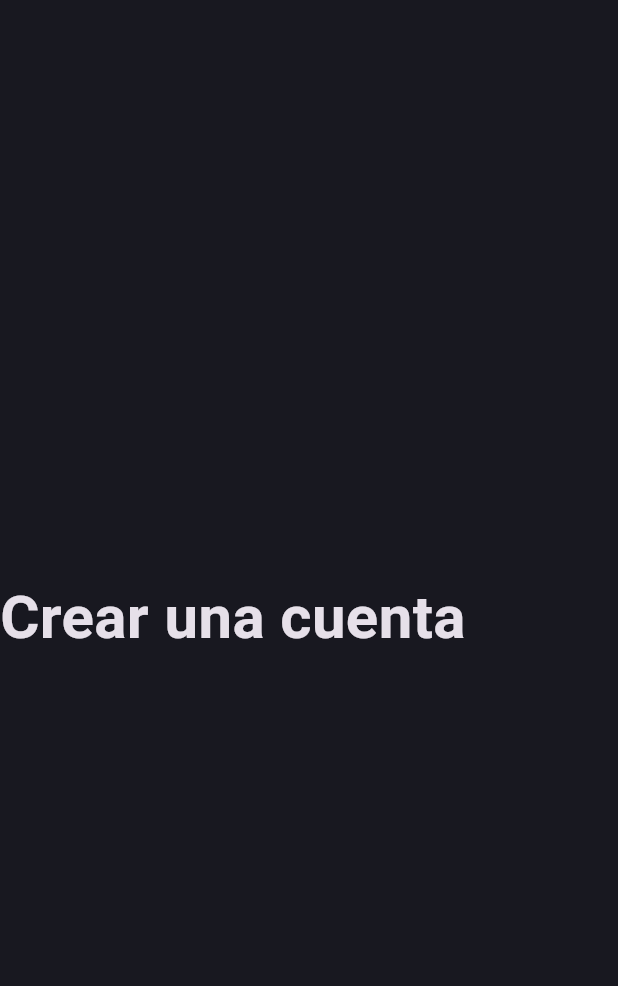
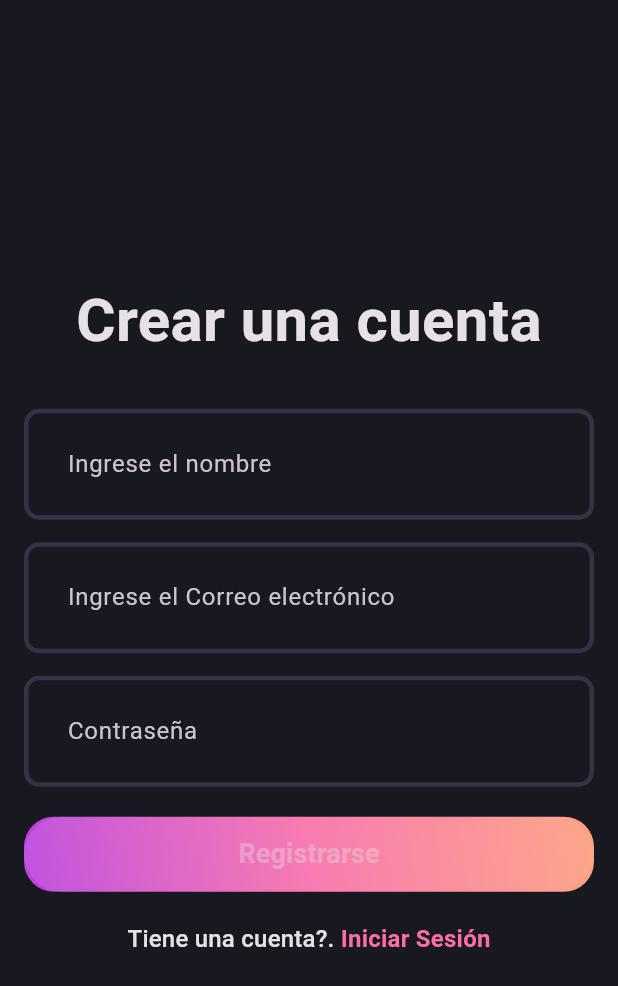
Before and after one commit to victorGh676/Blog_app, a Flutter app: the screen it shows after launch, on a phone screen of 412 x 824 dp. Shown: the top 986 px of the screen. Run offline on Flutter 3.47's test engine with Material 3 defaults, Android fonts, the phone set to English and light mode, and no system bars.

Commit message:
Iniciar Sesión

```diff
--- a/lib/core/theme/app_theme.dart
+++ b/lib/core/theme/app_theme.dart
@@ -2,7 +2,28 @@ import 'package:blog_app/core/theme/app_color_pallete.dart';
 import 'package:flutter/material.dart';
 
 class AppTheme {
+  // static final _border = OutlineInputBorder(
+  //       borderSide: const BorderSide(
+  //         color: AppColorPallete.borderColor,
+  //         width: 3,
+  //       ),
+  //       borderRadius: BorderRadius.circular(10),
+  //     );
+
+  static _border([Color color=AppColorPallete.borderColor]) => OutlineInputBorder(
+        borderSide: BorderSide(
+          color: color,
+          width: 3,
+        ),
+        borderRadius: BorderRadius.circular(10),
+      );
+
   static final dartThemeMode = ThemeData.dark().copyWith(
     scaffoldBackgroundColor: AppColorPallete.backgroundColor,
+    inputDecorationTheme: InputDecorationTheme(
+      contentPadding: const EdgeInsets.all(25),
+      enabledBorder: _border(),
+      focusedBorder: _border(AppColorPallete.gradient2),
+    ),
   );
 }
--- a/lib/features/authentication/presentation/pages/signup_screen.dart
+++ b/lib/features/authentication/presentation/pages/signup_screen.dart
@@ -1,6 +1,7 @@
-import 'package:flutter/cupertino.dart';
+import 'package:blog_app/core/theme/app_color_pallete.dart';
+import 'package:blog_app/features/authentication/presentation/widgets/auth_gradient_button.dart';
+import 'package:blog_app/features/authentication/presentation/widgets/authentication_field.dart';
 import 'package:flutter/material.dart';
-import 'package:flutter/widgets.dart';
 
 class SignUpPage extends StatefulWidget {
   const SignUpPage({super.key});
@@ -10,17 +11,70 @@ class SignUpPage extends StatefulWidget {
 }
 
 class _SignUpPageState extends State<SignUpPage> {
+  final formkey = GlobalKey<FormState>();
+  final nameController = TextEditingController();
+  final emailController = TextEditingController();
+  final passController = TextEditingController();
+
+  @override
+  void dispose(){
+    nameController.dispose();
+    emailController.dispose();
+    passController.dispose();
+
+    super.dispose();
+  }
+
   @override
   Widget build(BuildContext context) {
-    return const Scaffold(
-      body: Column(
-        mainAxisAlignment: MainAxisAlignment.center,
-        children: [
-          Text(
-            'Crear una cuenta',
-            style: TextStyle(fontSize: 40, fontWeight: FontWeight.bold),
+    return Scaffold(
+      body: Padding(
+        padding: const EdgeInsets.all(16.0),
+        child: Form(
+          child: Column(
+            mainAxisAlignment: MainAxisAlignment.center,
+            children: [
+              const Text(
+                'Crear una cuenta',
+                style: TextStyle(fontSize: 40, fontWeight: FontWeight.bold),
+              ),
+              const SizedBox(
+                height: 30,
+              ),
+              AuthenticationField(hintText: 'Ingrese el nombre',controller: nameController),
+              const SizedBox(
+                height: 15,
+              ),
+              AuthenticationField(hintText: 'Ingrese el Correo electrónico', controller: emailController, onlyRead: true,),
+              const SizedBox(
+                height: 15,
+              ),
+              AuthenticationField(hintText: 'Contraseña', controller: passController, isObscureText: true,),
+              const SizedBox(
+                height: 20,
+              ),
+              const AuthenticationGradientButton(),
+              const SizedBox(
+                height: 20,
+              ),
+              RichText(
+                text: TextSpan(
+                  text: 'Tiene una cuenta?. ',
+                  style: Theme.of(context).textTheme.titleMedium,
+                  children: [
+                    TextSpan(
+                      text: 'Iniciar Sesión',
+                      style: Theme.of(context).textTheme.titleMedium?.copyWith(
+                            color: AppColorPallete.gradient2,
+                            fontWeight: FontWeight.bold,
+                          ),
+                    ),
+                  ],
+                ),
+              ),
+            ],
           ),
-        ],
+        ),
       ),
     );
   }
--- /dev/null
+++ b/lib/features/authentication/presentation/widgets/auth_gradient_button.dart
@@ -0,0 +1,34 @@
+import 'package:blog_app/core/theme/app_color_pallete.dart';
+import 'package:flutter/material.dart';
+
+class AuthenticationGradientButton extends StatelessWidget {
+  const AuthenticationGradientButton({super.key});
+
+  @override
+  Widget build(BuildContext context) {
+    return Container(
+      decoration: BoxDecoration(
+        gradient: const LinearGradient(
+          colors: [
+            AppColorPallete.gradient1,
+            AppColorPallete.gradient2,
+            AppColorPallete.gradient3
+          ],
+          begin: Alignment.bottomLeft,
+          end: Alignment.topRight,
+        ),
+        borderRadius: BorderRadius.circular(20)
+      ),
+      child: ElevatedButton(
+        style: ElevatedButton.styleFrom(
+          fixedSize: const Size(400, 50),
+        ),
+        onPressed: null,
+        child: const Text(
+          'Registrarse',
+          style: TextStyle(fontSize: 18, fontWeight: FontWeight.bold),
+        ),
+      ),
+    );
+  }
+}
--- a/lib/features/authentication/presentation/widgets/authentication_field.dart
+++ b/lib/features/authentication/presentation/widgets/authentication_field.dart
@@ -1,14 +1,29 @@
 import 'package:flutter/material.dart';
 
 class AuthenticationField extends StatelessWidget {
-  const AuthenticationField({super.key, required this.hintText});
   final String hintText;
+  final TextEditingController controller;
+  final bool isObscureText;
+  final bool onlyRead;
+
+  const AuthenticationField({super.key, required this.hintText, required this.controller, this.isObscureText = false, this.onlyRead=false});
+
   @override
   Widget build(BuildContext context) {
     return TextFormField(
+      controller: controller,
       decoration: InputDecoration(
         hintText: hintText,
       ),
+      validator: (value) {
+        if (value!.isEmpty) {
+          return '$hintText es requerido';
+        }
+        return null;
+      },
+      obscureText: isObscureText,
+      obscuringCharacter: '*',
+      readOnly: onlyRead,
     );
   }
 }
--- a/pubspec.yaml
+++ b/pubspec.yaml
@@ -35,6 +35,7 @@ dependencies:
   # The following adds the Cupertino Icons font to your application.
   # Use with the CupertinoIcons class for iOS style icons.
   cupertino_icons: ^1.0.6
+  supabase_flutter: ^2.5.3
 
 dev_dependencies:
   flutter_test:
```
Also changed, not shown: lib/features/authentication/presentation/pages/login_page.dart (added), pubspec.lock, 5 other files.
